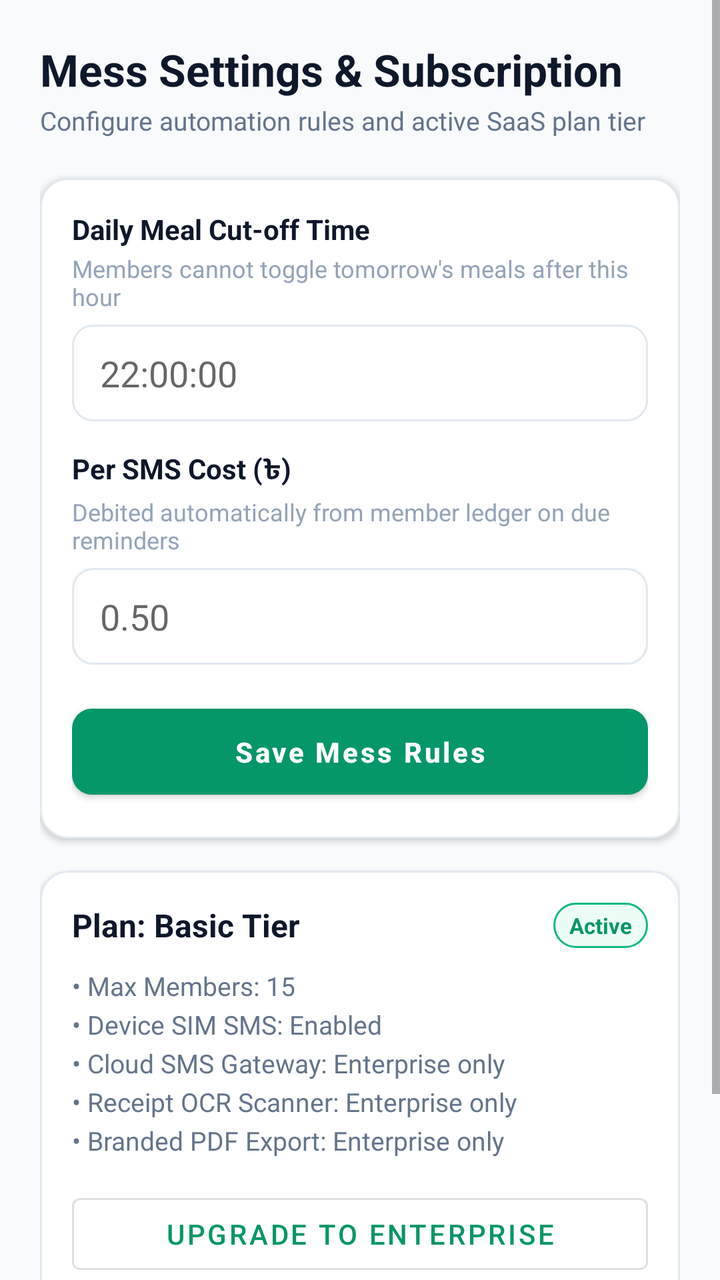
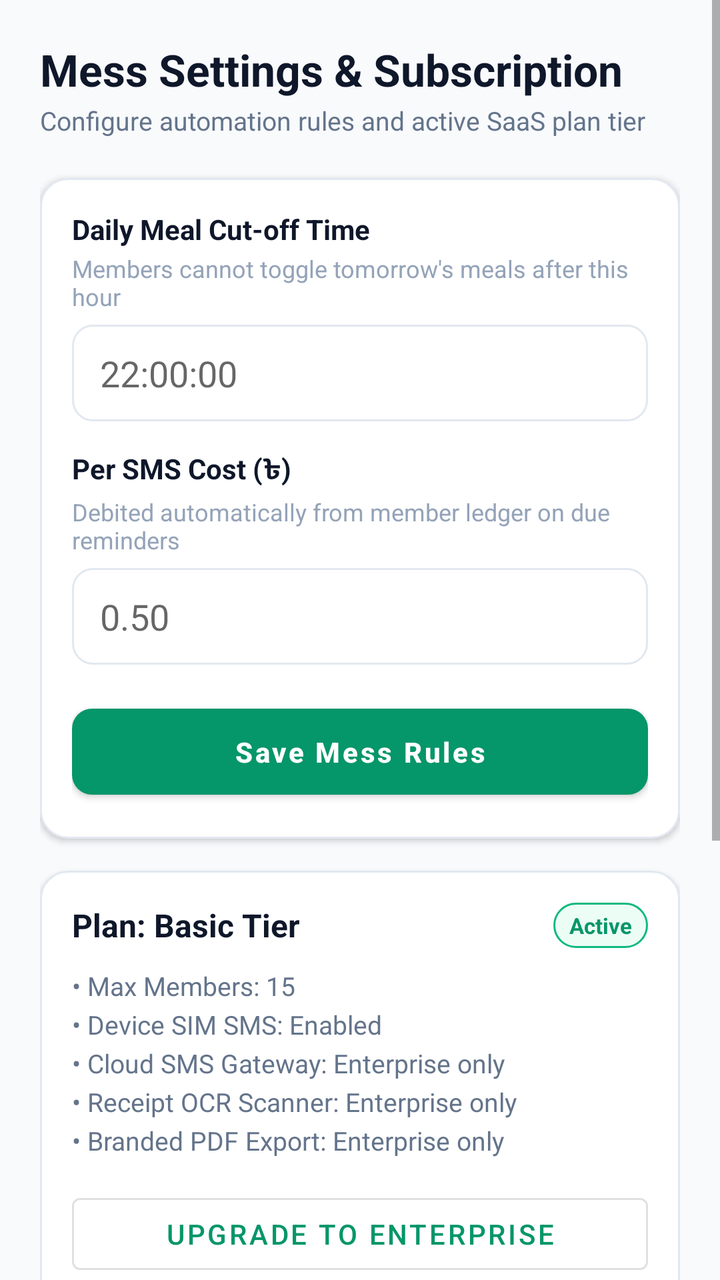

Compare the two renders of this Android layout. The source of the first and the diff that turns it into the second are given below.
<!-- AndroidManifest.xml: application theme Theme.SmartMess -->
<!-- res/layout/activity_settings.xml -->
<?xml version="1.0" encoding="utf-8"?>
<ScrollView xmlns:android="http://schemas.android.com/apk/res/android"
    xmlns:app="http://schemas.android.com/apk/res-auto"
    android:layout_width="match_parent"
    android:layout_height="match_parent"
    android:background="@color/background"
    android:fillViewport="true">

    <LinearLayout
        android:layout_width="match_parent"
        android:layout_height="wrap_content"
        android:orientation="vertical"
        android:padding="20dp">

        <TextView
            android:layout_width="wrap_content"
            android:layout_height="wrap_content"
            android:text="Mess Settings &amp; Subscription"
            android:textColor="@color/text_primary"
            android:textSize="22sp"
            android:textStyle="bold" />

        <TextView
            android:layout_width="wrap_content"
            android:layout_height="wrap_content"
            android:layout_marginTop="2dp"
            android:layout_marginBottom="20dp"
            android:text="Configure automation rules and active SaaS plan tier"
            android:textColor="@color/text_secondary"
            android:textSize="13sp" />

        
        <com.google.android.material.card.MaterialCardView
            android:layout_width="match_parent"
            android:layout_height="wrap_content"
            android:layout_marginBottom="16dp"
            style="@style/SmartCardView">

            <LinearLayout
                android:layout_width="match_parent"
                android:layout_height="wrap_content"
                android:orientation="vertical"
                android:padding="16dp">

                <TextView
                    android:layout_width="wrap_content"
                    android:layout_height="wrap_content"
                    android:text="Daily Meal Cut-off Time"
                    android:textColor="@color/text_primary"
                    android:textStyle="bold" />

                <TextView
                    android:layout_width="wrap_content"
                    android:layout_height="wrap_content"
                    android:layout_marginTop="2dp"
                    android:text="Members cannot toggle tomorrow's meals after this hour"
                    android:textColor="@color/text_muted"
                    android:textSize="12sp" />

                <EditText
                    android:id="@+id/etCutoffTime"
                    android:layout_width="match_parent"
                    android:layout_height="wrap_content"
                    android:layout_marginTop="6dp"
                    android:layout_marginBottom="14dp"
                    android:background="@drawable/rounded_edittext"
                    android:hint="22:00:00"
                    android:inputType="text" />

                <TextView
                    android:layout_width="wrap_content"
                    android:layout_height="wrap_content"
                    android:text="Per SMS Cost (৳)"
                    android:textColor="@color/text_primary"
                    android:textStyle="bold" />

                <TextView
                    android:layout_width="wrap_content"
                    android:layout_height="wrap_content"
                    android:layout_marginTop="2dp"
                    android:text="Debited automatically from member ledger on due reminders"
                    android:textColor="@color/text_muted"
                    android:textSize="12sp" />

                <EditText
                    android:id="@+id/etPerSmsCost"
                    android:layout_width="match_parent"
                    android:layout_height="wrap_content"
                    android:layout_marginTop="6dp"
                    android:layout_marginBottom="16dp"
                    android:background="@drawable/rounded_edittext"
                    android:hint="0.50"
                    android:inputType="numberDecimal" />

                <com.google.android.material.button.MaterialButton
                    android:id="@+id/btnSaveMessSettings"
                    android:layout_width="match_parent"
                    android:layout_height="wrap_content"
                    android:text="Save Mess Rules"
                    style="@style/SmartButton" />

            </LinearLayout>
        </com.google.android.material.card.MaterialCardView>

        
        <com.google.android.material.card.MaterialCardView
            android:layout_width="match_parent"
            android:layout_height="wrap_content"
            android:layout_marginBottom="24dp"
            style="@style/SmartCardView">

            <LinearLayout
                android:layout_width="match_parent"
                android:layout_height="wrap_content"
                android:orientation="vertical"
                android:padding="16dp">

                <LinearLayout
                    android:layout_width="match_parent"
                    android:layout_height="wrap_content"
                    android:gravity="center_vertical"
                    android:orientation="horizontal">

                    <TextView
                        android:id="@+id/tvPlanTitle"
                        android:layout_width="0dp"
                        android:layout_height="wrap_content"
                        android:layout_weight="1"
                        android:text="Plan: Basic Tier"
                        android:textColor="@color/text_primary"
                        android:textSize="16sp"
                        android:textStyle="bold" />

                    <TextView
                        android:id="@+id/tvPlanBadge"
                        android:layout_width="wrap_content"
                        android:layout_height="wrap_content"
                        android:background="@drawable/badge_credit"
                        android:text="Active"
                        android:textColor="@color/primary"
                        android:textSize="11sp"
                        android:textStyle="bold" />
                </LinearLayout>

                <TextView
                    android:id="@+id/tvPlanFeaturesDescription"
                    android:layout_width="match_parent"
                    android:layout_height="wrap_content"
                    android:layout_marginTop="10dp"
                    android:layout_marginBottom="14dp"
                    android:lineSpacingExtra="4dp"
                    android:text="• Max Members: 15\n• Device SIM SMS: Enabled\n• Cloud SMS Gateway: Enterprise only\n• Receipt OCR Scanner: Enterprise only\n• Branded PDF Export: Enterprise only"
                    android:textColor="@color/text_secondary"
                    android:textSize="13sp" />

                <com.google.android.material.button.MaterialButton
                    android:id="@+id/btnUpgradePlan"
                    android:layout_width="match_parent"
                    android:layout_height="wrap_content"
                    android:text="Upgrade to Enterprise"
                    style="@style/Widget.MaterialComponents.Button.OutlinedButton" />

            </LinearLayout>
        </com.google.android.material.card.MaterialCardView>

        <com.google.android.material.button.MaterialButton
            android:id="@+id/btnLogout"
            android:layout_width="match_parent"
            android:layout_height="wrap_content"
            android:text="Sign Out of Session"
            android:textColor="@color/due_red"
            style="@style/Widget.MaterialComponents.Button.TextButton" />

    </LinearLayout>

</ScrollView>
<!-- resources referenced by this layout -->
<resources>
  <color name="background">#F8FAFC</color>
  <color name="due_red">#EF4444</color>
  <color name="primary">#059669</color>
  <color name="text_muted">#94A3B8</color>
  <color name="text_primary">#0F172A</color>
  <color name="text_secondary">#64748B</color>
  <!-- drawable badge_credit (drawable) -->
  <?xml version="1.0" encoding="utf-8"?>
  <shape xmlns:android="http://schemas.android.com/apk/res/android"
      android:shape="rectangle">
      <solid android:color="@color/credit_green_bg" />
      <stroke android:width="1dp" android:color="@color/credit_green" />
      <corners android:radius="20dp" />
      <padding android:left="8dp" android:top="4dp" android:right="8dp" android:bottom="4dp" />
  </shape>
  <!-- drawable rounded_edittext (drawable) -->
  <?xml version="1.0" encoding="utf-8"?>
  <shape xmlns:android="http://schemas.android.com/apk/res/android"
      android:shape="rectangle">
      <solid android:color="@color/surface" />
      <stroke android:width="1dp" android:color="@color/border_stroke" />
      <corners android:radius="10dp" />
      <padding android:left="14dp" android:top="12dp" android:right="14dp" android:bottom="12dp" />
  </shape>
  <style name="SmartButton" parent="Widget.MaterialComponents.Button">
          <item name="cornerRadius">10dp</item>
          <item name="android:paddingTop">12dp</item>
          <item name="android:paddingBottom">12dp</item>
          <item name="android:textAllCaps">false</item>
          <item name="android:textStyle">bold</item>
      </style>
  <style name="SmartCardView" parent="Widget.MaterialComponents.CardView">
          <item name="cardCornerRadius">14dp</item>
          <item name="cardElevation">2dp</item>
          <item name="cardBackgroundColor">@color/surface</item>
          <item name="strokeColor">@color/border_stroke</item>
          <item name="strokeWidth">1dp</item>
      </style>
  <style name="Theme.SmartMess" parent="Theme.MaterialComponents.DayNight.DarkActionBar">
          
          <item name="colorPrimary">@color/primary</item>
          <item name="colorPrimaryVariant">@color/primary_dark</item>
          <item name="colorOnPrimary">@color/text_on_primary</item>
          
          <item name="colorSecondary">@color/accent</item>
          <item name="colorSecondaryVariant">@color/accent</item>
          <item name="colorOnSecondary">@color/text_on_primary</item>
          
          <item name="android:statusBarColor">@color/primary_dark</item>
          <item name="android:windowBackground">@color/background</item>
          
          <item name="cardViewStyle">@style/SmartCardView</item>
      </style>
  <color name="credit_green_bg">#ECFDF5</color>
  <color name="credit_green">#10B981</color>
  <color name="surface">#FFFFFF</color>
  <color name="border_stroke">#E2E8F0</color>
  <color name="primary_dark">#047857</color>
  <color name="text_on_primary">#FFFFFF</color>
  <color name="accent">#0284C7</color>
</resources>

<!-- the commit's change to res/layout/activity_settings.xml (unified diff, before → after) -->
@@ -163,6 +163,54 @@
             </LinearLayout>
         </com.google.android.material.card.MaterialCardView>
 
+        
+        <com.google.android.material.card.MaterialCardView
+            android:layout_width="match_parent"
+            android:layout_height="wrap_content"
+            android:layout_marginBottom="16dp"
+            style="@style/SmartCardView">
+
+            <LinearLayout
+                android:layout_width="match_parent"
+                android:layout_height="wrap_content"
+                android:orientation="vertical"
+                android:padding="16dp">
+
+                <TextView
+                    android:layout_width="wrap_content"
+                    android:layout_height="wrap_content"
+                    android:text="Help Desk &amp; Diagnostics"
+                    android:textColor="@color/text_primary"
+                    android:textSize="16sp"
+                    android:textStyle="bold" />
+
+                <TextView
+                    android:layout_width="wrap_content"
+                    android:layout_height="wrap_content"
+                    android:layout_marginTop="2dp"
+                    android:layout_marginBottom="12dp"
+                    android:text="24/7 in-app ticket desk, error reporter, and diagnostics"
+                    android:textColor="@color/text_muted"
+                    android:textSize="12sp" />
+
+                <com.google.android.material.button.MaterialButton
+                    android:id="@+id/btnSupportTickets"
+                    android:layout_width="match_parent"
+                    android:layout_height="wrap_content"
+                    android:layout_marginBottom="8dp"
+                    android:text="Support Tickets &amp; Help Desk"
+                    style="@style/Widget.MaterialComponents.Button.OutlinedButton" />
+
+                <com.google.android.material.button.MaterialButton
+                    android:id="@+id/btnReportIssue"
+                    android:layout_width="match_parent"
+                    android:layout_height="wrap_content"
+                    android:text="Report Bug / Submit Diagnostics"
+                    style="@style/Widget.MaterialComponents.Button.OutlinedButton" />
+
+            </LinearLayout>
+        </com.google.android.material.card.MaterialCardView>
+
         <com.google.android.material.button.MaterialButton
             android:id="@+id/btnLogout"
             android:layout_width="match_parent"
